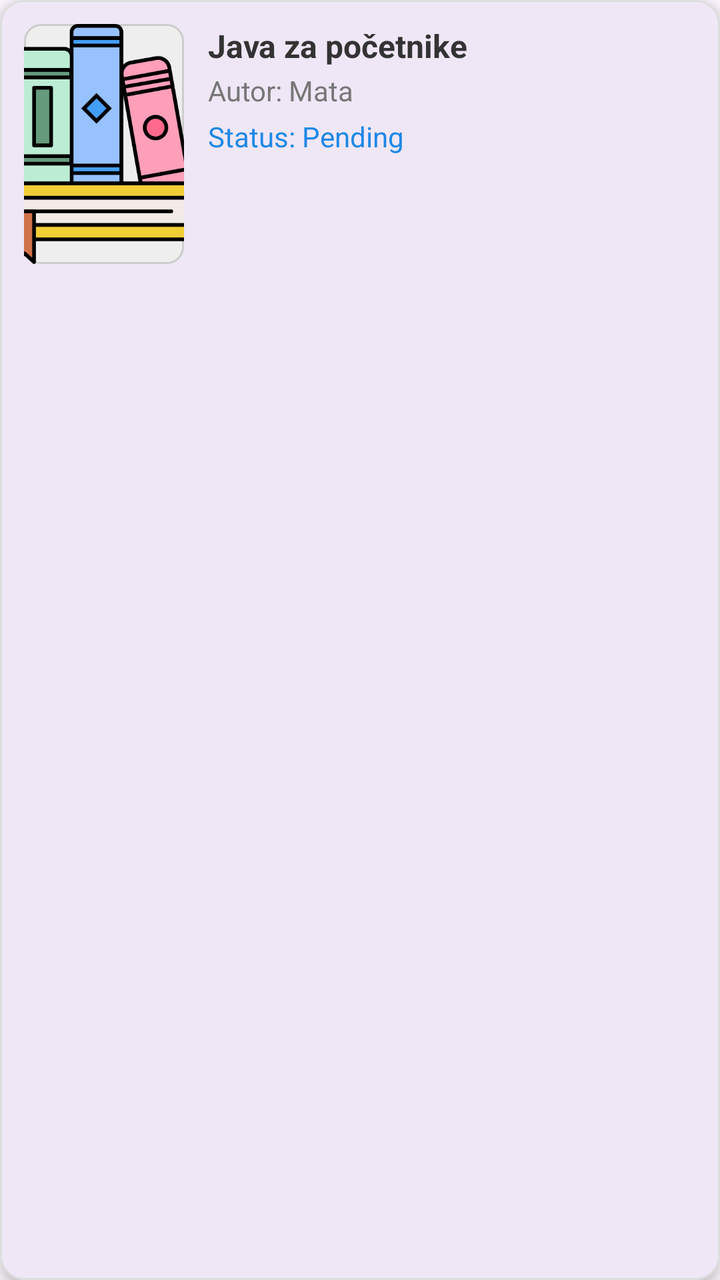
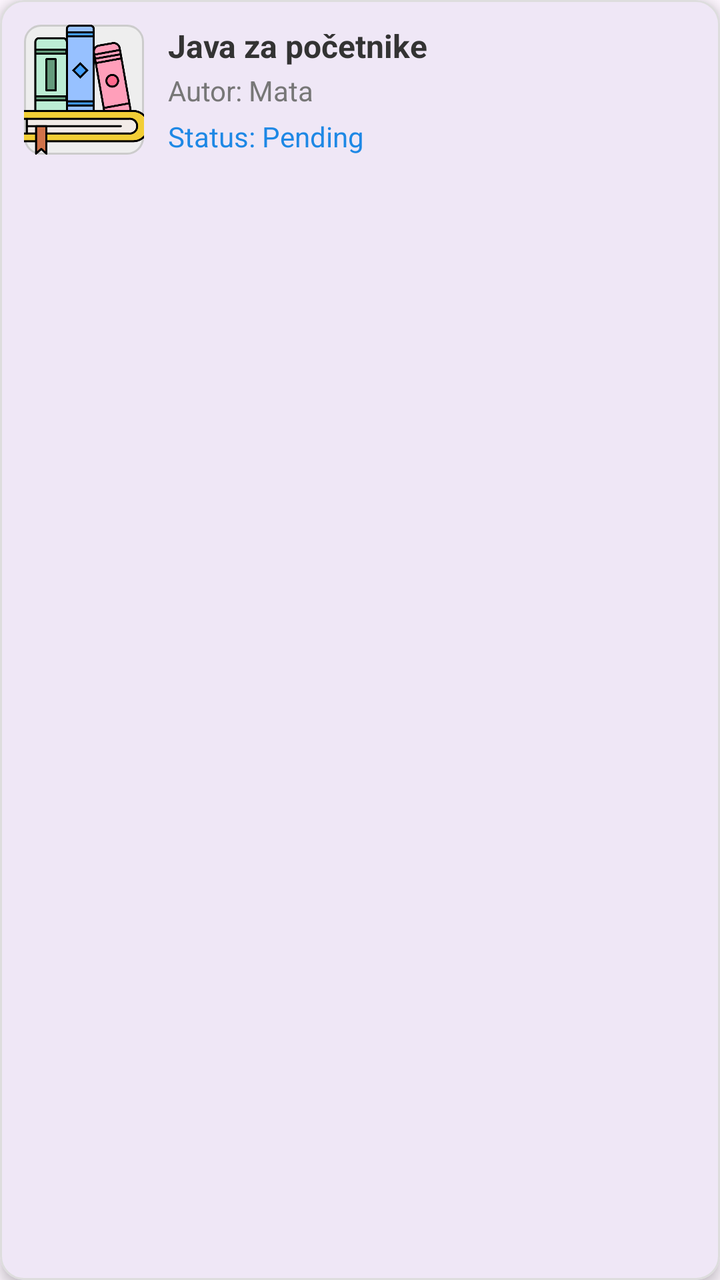

The first picture is an Android layout as it rendered before a commit; the second is the same layout after the commit. The layout source and the unified diff follow.
<!-- AndroidManifest.xml: application theme Theme.BookBorrow -->
<!-- res/layout/item_sent_request.xml -->
<com.google.android.material.card.MaterialCardView
    xmlns:android="http://schemas.android.com/apk/res/android"
    xmlns:app="http://schemas.android.com/apk/res-auto"
    android:layout_width="match_parent"
    android:layout_height="wrap_content"
    android:layout_margin="8dp"
    app:cardCornerRadius="12dp"
    app:cardElevation="4dp"
    app:strokeColor="#DDDDDD"
    app:strokeWidth="1dp">

    <LinearLayout
        android:layout_width="match_parent"
        android:layout_height="wrap_content"
        android:orientation="horizontal"
        android:padding="12dp">

        <ImageView
            android:id="@+id/sentRequestImage"
            android:layout_width="80dp"
            android:layout_height="120dp"
            android:scaleType="centerCrop"
            android:src="@drawable/ic_book"
            android:contentDescription="Book Image"
            android:layout_marginEnd="12dp"
            android:background="@drawable/book_image_background"/>

        
        <LinearLayout
            android:layout_width="0dp"
            android:layout_height="wrap_content"
            android:layout_weight="1"
            android:orientation="vertical">

            
            <TextView
                android:id="@+id/sentRequestBook"
                android:layout_width="wrap_content"
                android:layout_height="wrap_content"
                android:text="Java za početnike"
                android:textSize="16sp"
                android:textStyle="bold"
                android:textColor="#333333"/>

            
            <TextView
                android:id="@+id/sentRequestAuthor"
                android:layout_width="wrap_content"
                android:layout_height="wrap_content"
                android:text="Autor: Mata"
                android:textSize="14sp"
                android:textColor="#777777"
                android:layout_marginTop="2dp"/>

            
            <TextView
                android:id="@+id/sentRequestStatus"
                android:layout_width="wrap_content"
                android:layout_height="wrap_content"
                android:text="Status: Pending"
                android:textSize="14sp"
                android:textColor="#1E88E5"
                android:layout_marginTop="4dp"/>
        </LinearLayout>

    </LinearLayout>
</com.google.android.material.card.MaterialCardView>
<!-- resources referenced by this layout -->
<resources>
  <!-- drawable book_image_background (drawable) -->
  <shape xmlns:android="http://schemas.android.com/apk/res/android">
      <solid android:color="#EEEEEE" />
      <corners android:radius="8dp" />
      <stroke android:width="1dp" android:color="#CCCCCC"/>
  </shape>
  <!-- drawable ic_book: png bitmap (drawable, 20071 bytes) -->
  <style name="Theme.BookBorrow" parent="Base.Theme.BookBorrow" />
  <style name="Base.Theme.BookBorrow" parent="Theme.Material3.DayNight.NoActionBar">
          
          
      </style>
</resources>

<!-- the commit's change to res/layout/item_sent_request.xml (unified diff, before → after) -->
@@ -13,17 +13,19 @@
         android:layout_width="match_parent"
         android:layout_height="wrap_content"
         android:orientation="horizontal"
-        android:padding="12dp">
+        android:padding="12dp"
+        android:gravity="center_vertical">
 
+        
         <ImageView
             android:id="@+id/sentRequestImage"
-            android:layout_width="80dp"
-            android:layout_height="120dp"
+            android:layout_width="60dp"
+            android:layout_height="65dp"
+            android:layout_marginEnd="12dp"
             android:scaleType="centerCrop"
             android:src="@drawable/ic_book"
-            android:contentDescription="Book Image"
-            android:layout_marginEnd="12dp"
-            android:background="@drawable/book_image_background"/>
+            android:background="@drawable/book_image_background"
+            android:contentDescription="Book Image"/>
 
         
         <LinearLayout
@@ -32,7 +34,6 @@
             android:layout_weight="1"
             android:orientation="vertical">
 
-            
             <TextView
                 android:id="@+id/sentRequestBook"
                 android:layout_width="wrap_content"
@@ -42,7 +43,6 @@
                 android:textStyle="bold"
                 android:textColor="#333333"/>
 
-            
             <TextView
                 android:id="@+id/sentRequestAuthor"
                 android:layout_width="wrap_content"
@@ -52,16 +52,29 @@
                 android:textColor="#777777"
                 android:layout_marginTop="2dp"/>
 
-            
             <TextView
                 android:id="@+id/sentRequestStatus"
                 android:layout_width="wrap_content"
                 android:layout_height="wrap_content"
                 android:text="Status: Pending"
                 android:textSize="14sp"
-                android:textColor="#1E88E5"
-                android:layout_marginTop="4dp"/>
+                android:layout_marginTop="4dp"
+                android:textColor="#1E88E5"/>
         </LinearLayout>
 
+        
+        <Button
+            android:id="@+id/btnReturn"
+            android:layout_width="wrap_content"
+            android:layout_height="36dp"
+            android:layout_marginStart="12dp"
+            android:text="Return"
+            android:textSize="13sp"
+            android:textStyle="bold"
+            android:paddingHorizontal="14dp"
+            android:backgroundTint="#2E7D32"
+            android:textColor="#FFFFFF"
+            android:visibility="gone"/>
     </LinearLayout>
+
 </com.google.android.material.card.MaterialCardView>
